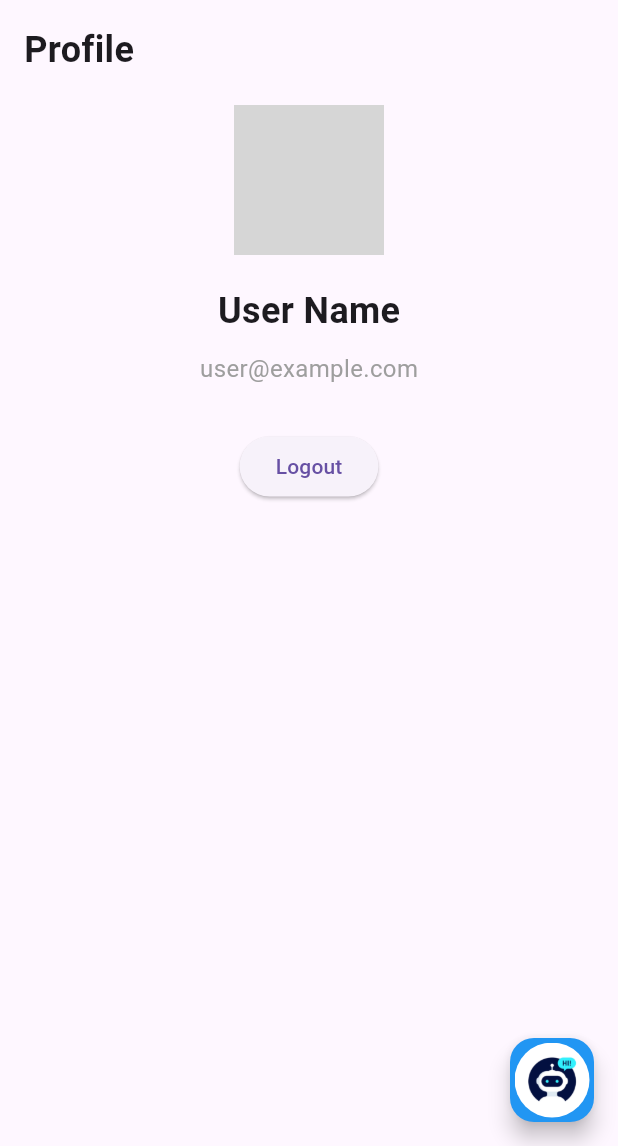
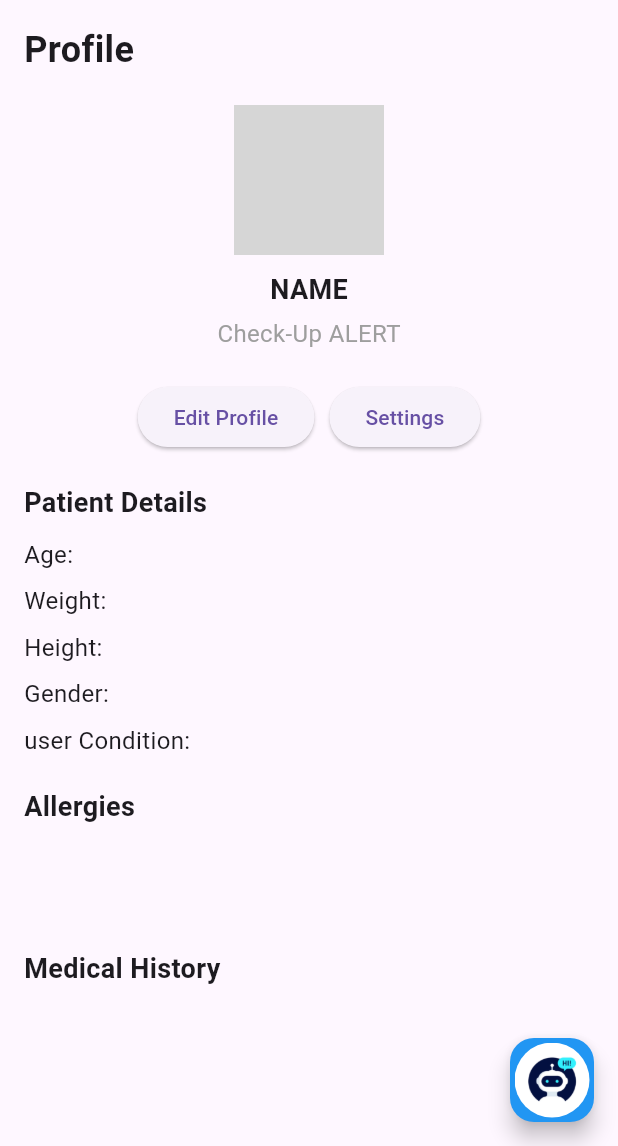
Before and after one commit to roshanthomas582/vital_chain, a Flutter app: the ProfilePage screen opened directly, on a phone screen of 412 x 824 dp, the part 90-1236 px from its top. Run offline on Flutter 3.47's test engine with Material 3 defaults, Android fonts, the phone set to English and light mode, and no system bars; grey boxes are pictures that could not be loaded.

Commit message:
commit message

```diff
--- a/lib/main.dart
+++ b/lib/main.dart
@@ -1181,7 +1181,8 @@ class ProfilePage extends StatelessWidget {
   Widget build(BuildContext context) {
     return CommonScaffold(
       appBar: const CustomTopBar(), // Use the CustomTopBar here
-      body: Column(
+      body: SingleChildScrollView(
+        child: Column(
           crossAxisAlignment: CrossAxisAlignment.start, // Aligns the text to the left
           children: [
             // Page name "Profile"
@@ -1197,37 +1198,83 @@ class ProfilePage extends StatelessWidget {
             ),
             const SizedBox(height: 20), // Space between title and content
 
-          // Profile content
+            // Profile Picture Section
             Center(
               child: Column(
-              mainAxisAlignment: MainAxisAlignment.center,
                 children: [
                   const CircleAvatar(
                     radius: 50,
-                  backgroundImage: AssetImage('assets/profile_placeholder.png'), // Replace with actual profile image
-                ),
-                const SizedBox(height: 20),
-                const Text(
-                  'User Name',
-                  style: TextStyle(fontSize: 24, fontWeight: FontWeight.bold),
+                    backgroundImage: AssetImage('assets/profile_pic.png'), // Add your profile image asset
                   ),
                   const SizedBox(height: 10),
                   const Text(
-                  'user@example.com',
+                    'NAME',
+                    style: TextStyle(fontSize: 18, fontWeight: FontWeight.bold),
+                  ),
+                  const SizedBox(height: 5),
+                  const Text(
+                    'Check-Up ALERT',
                     style: TextStyle(fontSize: 16, color: Colors.grey),
                   ),
-                const SizedBox(height: 30),
+                  const SizedBox(height: 20),
+                  Row(
+                    mainAxisAlignment: MainAxisAlignment.center,
+                    children: [
                       ElevatedButton(
                         onPressed: () {
-                    Navigator.pop(context); // Go back to Login Page
+                          // Handle Edit Profile button press
                         },
-                  child: const Text('Logout'),
+                        child: const Text('Edit Profile'),
                       ),
+                      const SizedBox(width: 10),
+                      ElevatedButton(
+                        onPressed: () {
+                          // Handle Settings button press
+                        },
+                        child: const Text('Settings'),
+                      ),
+                    ],
+                  ),
+                ],
+              ),
+            ),
+            const SizedBox(height: 20),
+
+            // Patient Details Section
+            Padding(
+              padding: const EdgeInsets.symmetric(horizontal: 16.0),
+              child: Column(
+                crossAxisAlignment: CrossAxisAlignment.start,
+                children: [
+                  const Text('Patient Details', style: TextStyle(fontSize: 18, fontWeight: FontWeight.bold)),
+                  const SizedBox(height: 10),
+                  const Text('Age: ', style: TextStyle(fontSize: 16)),
+                  const SizedBox(height: 8),
+                  const Text('Weight: ', style: TextStyle(fontSize: 16)),
+                  const SizedBox(height: 8),
+                  const Text('Height: ', style: TextStyle(fontSize: 16)),
+                  const SizedBox(height: 8),
+                  const Text('Gender:', style: TextStyle(fontSize: 16)),
+                  const SizedBox(height: 8),
+                  const Text('user Condition: ', style: TextStyle(fontSize: 16)),
+                  const SizedBox(height: 20),
+                  const Text('Allergies', style: TextStyle(fontSize: 18, fontWeight: FontWeight.bold)),
+                  const SizedBox(height: 8),
+                  const Text('', style: TextStyle(fontSize: 16)),
+                  const SizedBox(height: 8),
+                  const Text('', style: TextStyle(fontSize: 16)),
+                  const SizedBox(height: 20),
+                  const Text('Medical History', style: TextStyle(fontSize: 18, fontWeight: FontWeight.bold)),
+                  const SizedBox(height: 8),
+                  const Text('', style: TextStyle(fontSize: 16)),
+                  const SizedBox(height: 8),
+                  const Text('', style: TextStyle(fontSize: 16)),
                 ],
               ),
             ),
           ],
         ),
+      ),
     );
   }
 }
```
Lines whose indentation alone changed are shown as unchanged.
